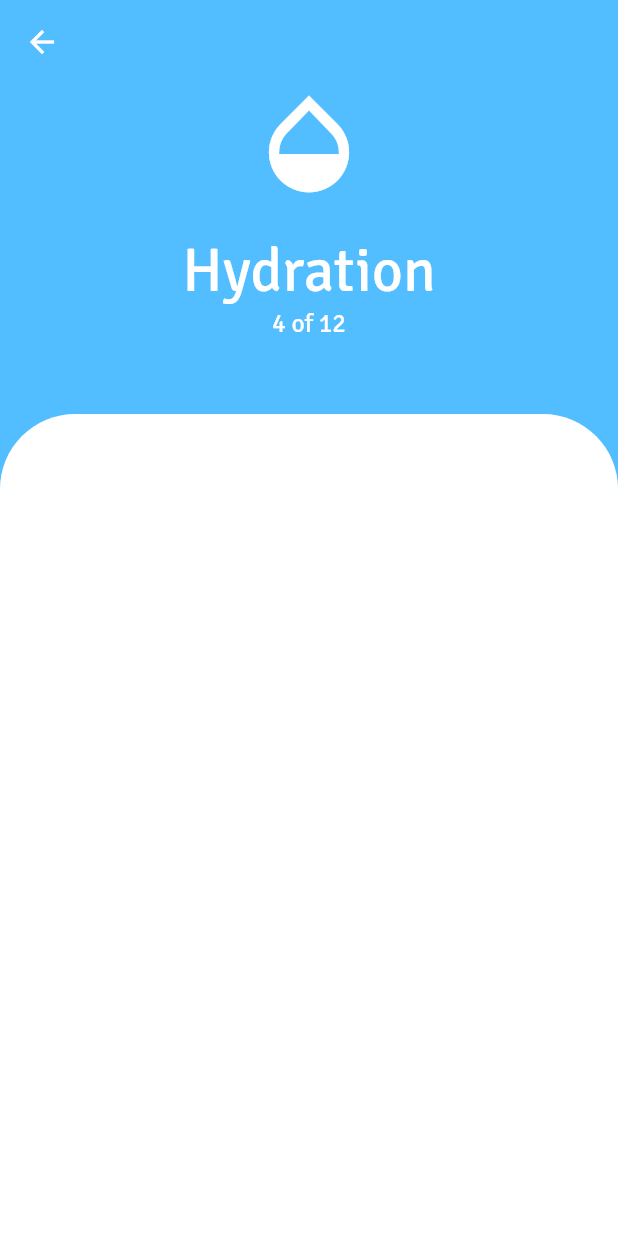
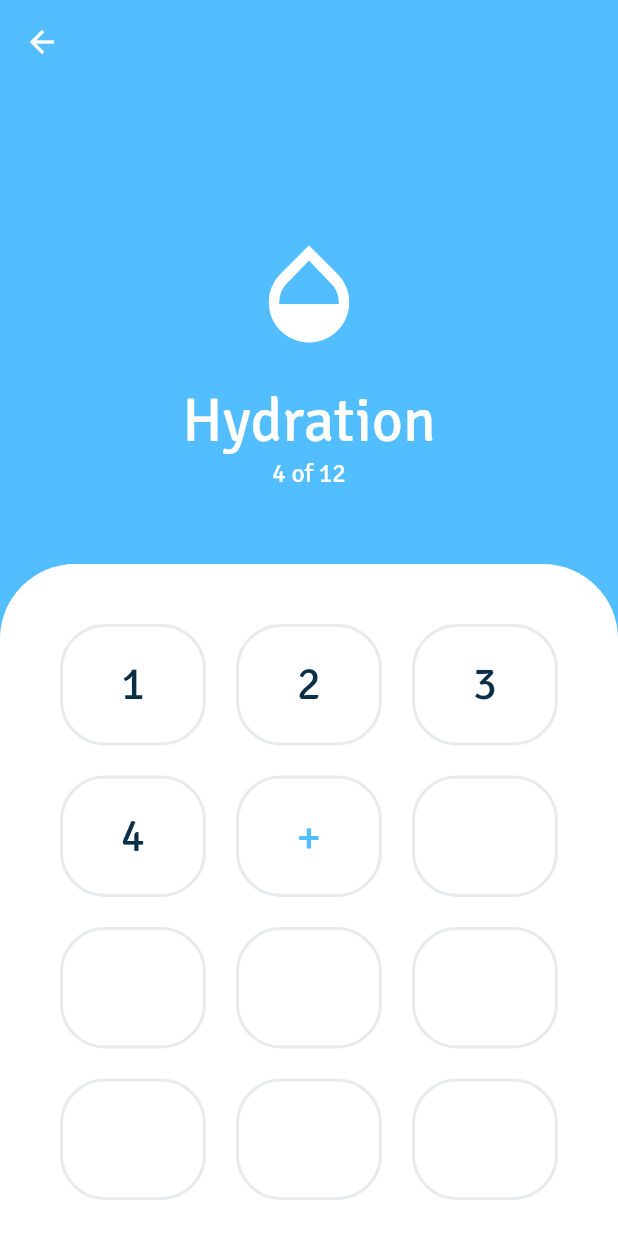
Before and after one commit to anu-rock/health-app-flutter, a Flutter app: the HydrationScreen screen opened by its route, on a phone screen of 412 x 824 dp. Run offline on Flutter 3.47's test engine with Material 2 defaults, Android fonts, the phone set to English and light mode, and no system bars.

Commit message:
Add number tiles to HyderationScreen

```diff
--- a/lib/screens/hydration_screen.dart
+++ b/lib/screens/hydration_screen.dart
@@ -1,4 +1,5 @@
 import 'package:flutter/material.dart';
+import 'package:health_app/widgets/number_tile.dart';
 import 'package:health_app/constants.dart';
 
 class HydrationScreen extends StatelessWidget {
@@ -10,7 +11,9 @@ class HydrationScreen extends StatelessWidget {
         backgroundColor: kSwatchBlueColor,
         elevation: 0.0,
       ),
-      body: Column(
+      body: Padding(
+        padding: const EdgeInsets.only(top: 100.0),
+        child: Column(
           crossAxisAlignment: CrossAxisAlignment.stretch,
           children: <Widget>[
             Icon(
@@ -42,6 +45,7 @@ class HydrationScreen extends StatelessWidget {
             ),
             Expanded(
               child: Container(
+                padding: EdgeInsets.all(30.0),
                 decoration: BoxDecoration(
                   color: Colors.white,
                   borderRadius: BorderRadius.only(
@@ -49,10 +53,103 @@ class HydrationScreen extends StatelessWidget {
                     topRight: Radius.circular(50.0),
                   ),
                 ),
+                child: Column(
+                  children: <Widget>[
+                    Row(
+                      children: <Widget>[
+                        Expanded(
+                          child: NumberTile(
+                            content: '1',
+                            textColor: kTileDefaultTextColor,
+                          ),
+                        ),
+                        Expanded(
+                          child: NumberTile(
+                            content: '2',
+                            textColor: kTileDefaultTextColor,
+                          ),
+                        ),
+                        Expanded(
+                          child: NumberTile(
+                            content: '3',
+                            textColor: kTileDefaultTextColor,
+                          ),
+                        )
+                      ],
+                    ),
+                    Row(
+                      children: <Widget>[
+                        Expanded(
+                          child: NumberTile(
+                            content: '4',
+                            textColor: kTileDefaultTextColor,
+                          ),
+                        ),
+                        Expanded(
+                          child: NumberTile(
+                            content: '+',
+                            textColor: kSwatchBlueColor,
+                          ),
+                        ),
+                        Expanded(
+                          child: NumberTile(
+                            content: '',
+                            textColor: kTileDefaultTextColor,
+                          ),
+                        )
+                      ],
+                    ),
+                    Row(
+                      children: <Widget>[
+                        Expanded(
+                          child: NumberTile(
+                            content: '',
+                            textColor: kTileDefaultTextColor,
+                          ),
+                        ),
+                        Expanded(
+                          child: NumberTile(
+                            content: '',
+                            textColor: kTileDefaultTextColor,
+                          ),
+                        ),
+                        Expanded(
+                          child: NumberTile(
+                            content: '',
+                            textColor: kTileDefaultTextColor,
+                          ),
+                        )
+                      ],
+                    ),
+                    Row(
+                      children: <Widget>[
+                        Expanded(
+                          child: NumberTile(
+                            content: '',
+                            textColor: kTileDefaultTextColor,
+                          ),
+                        ),
+                        Expanded(
+                          child: NumberTile(
+                            content: '',
+                            textColor: kTileDefaultTextColor,
+                          ),
+                        ),
+                        Expanded(
+                          child: NumberTile(
+                            content: '',
+                            textColor: kTileDefaultTextColor,
+                          ),
+                        )
+                      ],
+                    ),
+                  ],
+                ),
               ),
             ),
           ],
         ),
+      ),
     );
   }
 }
```
Lines whose indentation alone changed are shown as unchanged.
